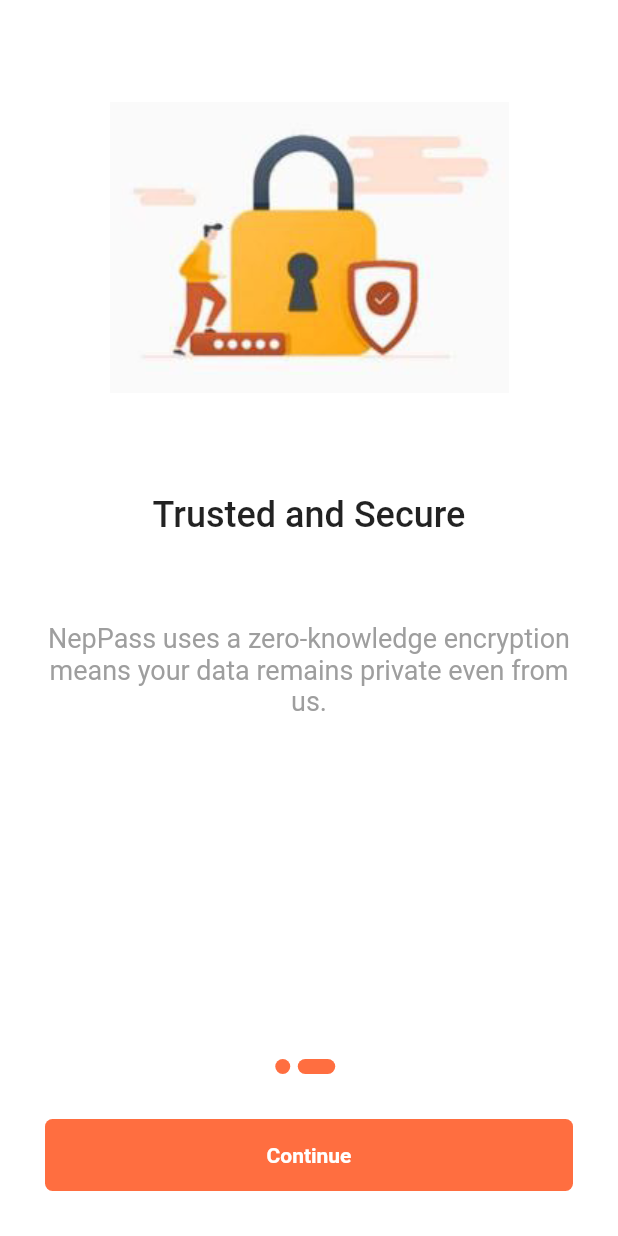
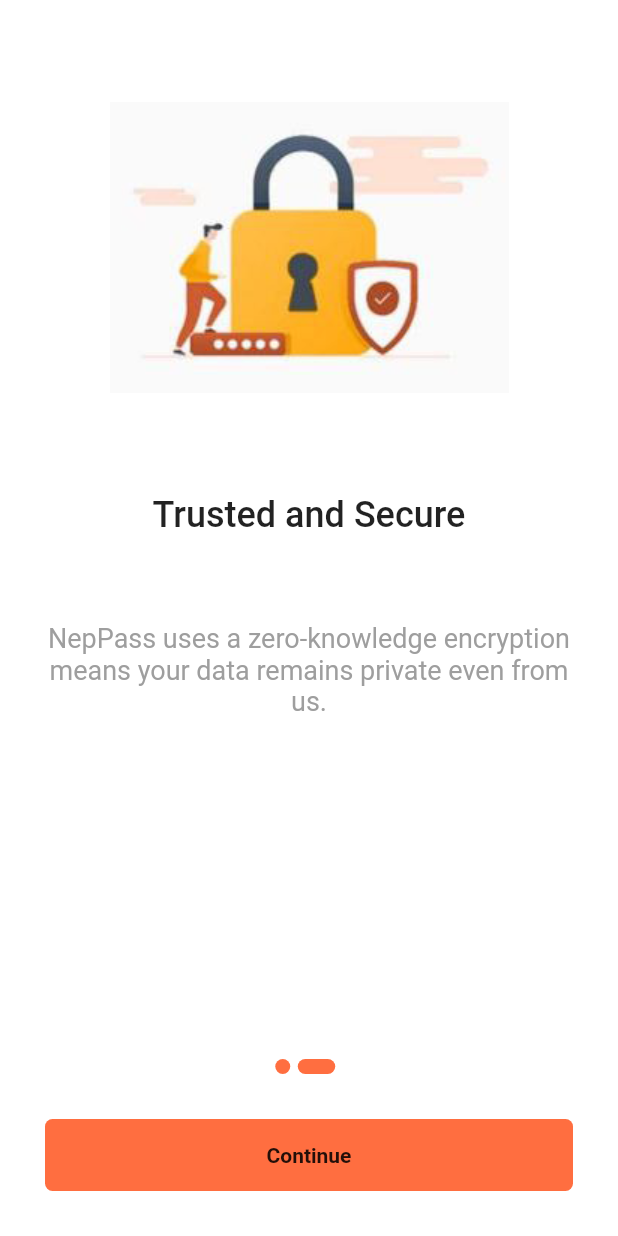
Before and after one commit to Emon526/Flutter_PassVault, a Flutter app: the screen it shows after launch, swiped to page 2, on a phone screen of 412 x 824 dp. Run offline on Flutter 3.47's test engine with Material 2 defaults, Android fonts, the phone set to English and light mode, and no system bars; our stand-ins replace cached_network_image, form_field_validator, lottie, persistent_bottom_nav_bar, shared_preferences; missing offline and left inert: favicon; statements that could not run were skipped.

Commit message:
theme applied

```diff
--- a/lib/consts/consts.dart
+++ b/lib/consts/consts.dart
@@ -1,3 +1,4 @@
 class Consts {
   static const THEME_STATUS = "THEME_STATUS";
+  static const APP_NAME = "NepPass";
 }
--- a/lib/consts/style.dart
+++ b/lib/consts/style.dart
@@ -1,21 +1,34 @@
+import 'dart:ui';
+
 import 'package:flutter/material.dart';
 import 'package:flutter/services.dart';
 
 class Styles {
   static ThemeData themeData(bool isDarkTheme, BuildContext context) {
     return ThemeData(
+      scaffoldBackgroundColor: isDarkTheme ? Colors.black : Colors.white,
       // primarySwatch: Colors.deepOrange,
-      // appBarTheme: AppBarTheme(
-      //   systemOverlayStyle: SystemUiOverlayStyle(
-      //     statusBarBrightness: isDarkTheme ? Brightness.light : Brightness.dark,
-      //     statusBarIconBrightness:
-      //         isDarkTheme ? Brightness.light : Brightness.dark,
-      //     statusBarColor: isDarkTheme ? Colors.red : Colors.red,
-      //   ),
-      // ),
+      appBarTheme: AppBarTheme(
+        // systemOverlayStyle: SystemUiOverlayStyle(
+        //   statusBarBrightness:
+        //       isDarkTheme ? Brightness.light : Brightness.dark,
+        //   statusBarIconBrightness:
+        //       isDarkTheme ? Brightness.light : Brightness.dark,
+        //   statusBarColor: isDarkTheme ? Colors.red : Colors.red,
+        // ),
+        iconTheme: IconThemeData(
+          color: isDarkTheme ? Colors.white : Colors.black,
+        ),
+      ),
+      iconTheme: IconThemeData(
+        color: isDarkTheme ? Colors.white : Colors.black,
+      ),
       // indicatorColor: Colors.orangeAccent,
       progressIndicatorTheme: ProgressIndicatorThemeData(
         color: isDarkTheme ? Colors.deepOrangeAccent : Colors.deepOrangeAccent,
+      ),
+      snackBarTheme: const SnackBarThemeData(
+        backgroundColor: Colors.deepOrangeAccent,
       ),
       sliderTheme: SliderThemeData(
         activeTrackColor: Colors.deepOrangeAccent,
@@ -23,8 +36,8 @@ class Styles {
         thumbColor: Colors.deepOrangeAccent,
       ),
       navigationBarTheme: NavigationBarThemeData(
-          backgroundColor: isDarkTheme ? Colors.black : Colors.white),
-
+        backgroundColor: isDarkTheme ? Colors.black : Colors.white,
+      ),
       switchTheme: SwitchThemeData(
         thumbColor: MaterialStateProperty.resolveWith<Color?>(
             (Set<MaterialState> states) {
@@ -47,15 +60,33 @@ class Styles {
           return null;
         }),
       ),
-
-      inputDecorationTheme: InputDecorationTheme(),
-
-      // iconTheme: IconThemeData(
-      //   color: isDarkTheme ? Colors.white : Colors.black,
-      // ),
-      scaffoldBackgroundColor:
-          //0A1931  // white yellow 0xFFFCF8EC
-          isDarkTheme ? Colors.black : Colors.white,
+      textSelectionTheme: const TextSelectionThemeData(
+        cursorColor: Colors.deepOrangeAccent, //<-- SEE HERE
+      ),
+      inputDecorationTheme: const InputDecorationTheme(
+        labelStyle: TextStyle(
+          color: Colors.deepOrangeAccent,
+        ),
+        enabledBorder: OutlineInputBorder(
+          borderSide: BorderSide(
+            width: 2.0,
+            color: Colors.deepOrangeAccent,
+          ),
+        ),
+        focusColor: Colors.red,
+        border: OutlineInputBorder(
+          borderSide: BorderSide(
+            width: 2.0,
+            color: Colors.deepOrangeAccent,
+          ),
+        ),
+        focusedBorder: OutlineInputBorder(
+          borderSide: BorderSide(
+            width: 2.0,
+            color: Colors.deepOrangeAccent,
+          ),
+        ),
+      ),
       primaryColor:
           isDarkTheme ? Colors.deepOrangeAccent : Colors.deepOrangeAccent,
       colorScheme: ThemeData().colorScheme.copyWith(
@@ -71,6 +102,12 @@ class Styles {
               isDarkTheme ? Colors.deepOrangeAccent : Colors.deepOrangeAccent,
         ),
       ),
+      textButtonTheme: TextButtonThemeData(
+        style: TextButton.styleFrom(
+          foregroundColor: Colors.deepOrangeAccent,
+        ),
+      ),
+
       // buttonColor:
       //     isDarkTheme ? const Color(0xffD5D5D5) : const Color(0xffD5D5D5),
       // cardColor:
--- a/lib/main.dart
+++ b/lib/main.dart
@@ -3,6 +3,7 @@ import 'package:flutter/services.dart';
 
 import 'package:provider/provider.dart';
 import 'package:shared_preferences/shared_preferences.dart';
+import 'consts/consts.dart';
 import 'consts/style.dart';
 import 'provider/addpasswordprovider.dart';
 import 'provider/generatedpassswordprovideer.dart';
@@ -66,10 +67,7 @@ class _MyAppState extends State<MyApp> {
         //context.read<GeneratedPasswordProvider>().generatePassword;
         return MaterialApp(
           debugShowCheckedModeBanner: false,
-          title: 'NepPass',
-          // theme: ThemeData(
-          //   primarySwatch: Colors.deepOrange,
-          // ),
+          title: Consts.APP_NAME,
           theme: Styles.themeData(
               context.watch<ThemeProvider>().getDarkTheme, context),
           // home: isviewed != 0 ? const OnBoardingSceen() : const LoginPage(),
--- a/lib/provider/themeprovider.dart
+++ b/lib/provider/themeprovider.dart
@@ -1,5 +1,3 @@
-import 'dart:developer';
-
 import 'package:flutter/material.dart';
 
 import '../services/theme_prefrence.dart';
@@ -12,7 +10,6 @@ class ThemeProvider with ChangeNotifier {
   set setTheme(bool value) {
     _isDarkTheme = value;
     themePrefrences.setTheme(value);
-    log(getDarkTheme.toString());
     notifyListeners();
   }
 }
--- a/lib/screens/settings/chagepassword.dart
+++ b/lib/screens/settings/chagepassword.dart
@@ -69,7 +69,6 @@ class _ChangePasswordPageState extends State<ChangePasswordPage> {
                     },
                     child: const Icon(
                       Icons.arrow_back,
-                      color: Colors.black,
                     ),
                   ),
                   SizedBox(
@@ -93,7 +92,7 @@ class _ChangePasswordPageState extends State<ChangePasswordPage> {
                     validator: passwordValidator,
                     decoration: InputDecoration(
                       labelText: 'Password',
-                      border: const OutlineInputBorder(),
+                      // border: const OutlineInputBorder(),
                       suffix: InkWell(
                         child: Icon(
                           isObsecured ? Icons.visibility : Icons.visibility_off,
@@ -119,7 +118,7 @@ class _ChangePasswordPageState extends State<ChangePasswordPage> {
                         .validateMatch(val!, passwordController.text.trim()),
                     decoration: InputDecoration(
                       labelText: 'Confirm Password',
-                      border: const OutlineInputBorder(),
+                      // border: const OutlineInputBorder(),
                       suffix: InkWell(
                         child: Icon(
                           isObsecured ? Icons.visibility : Icons.visibility_off,
--- a/lib/services/theme_prefrence.dart
+++ b/lib/services/theme_prefrence.dart
@@ -1,5 +1,3 @@
-import 'dart:developer';
-
 import 'package:shared_preferences/shared_preferences.dart';
 import '../consts/consts.dart';
 
@@ -7,12 +5,10 @@ class ThemePrefrences {
   setTheme(bool value) async {
     final prefs = await SharedPreferences.getInstance();
     prefs.setBool(Consts.THEME_STATUS, value);
-    log('theme set');
   }
 
   Future<bool> getTheme() async {
     final prefs = await SharedPreferences.getInstance();
-    log('theme get');
     return prefs.getBool(Consts.THEME_STATUS) ?? false;
   }
 }
--- a/lib/widgets/custombutton.dart
+++ b/lib/widgets/custombutton.dart
@@ -23,7 +23,6 @@ class CustomButton extends StatelessWidget {
           heightFactor: 3,
           child: Text(buttontext,
               style: const TextStyle(
-                color: Colors.white,
                 fontWeight: FontWeight.bold,
               )),
         ),
--- a/lib/widgets/customsearchfield.dart
+++ b/lib/widgets/customsearchfield.dart
@@ -35,7 +35,11 @@ class CustomSearchField extends StatelessWidget {
                 textInputAction: TextInputAction.done,
                 decoration: const InputDecoration(
                   hintText: ' Search For Passwords',
+                  enabledBorder:
+                      OutlineInputBorder(borderSide: BorderSide.none),
                   border: OutlineInputBorder(borderSide: BorderSide.none),
+                  focusedBorder:
+                      OutlineInputBorder(borderSide: BorderSide.none),
                 ),
               ),
             ),
```
Also changed, not shown: lib/screens/generatorpage.dart (+10 -22 lines), lib/screens/homepage.dart (+6 -6 lines), lib/screens/settings/settings.dart (+13 -27 lines), lib/screens/vault/addpassword.dart (+3 -4 lines).
